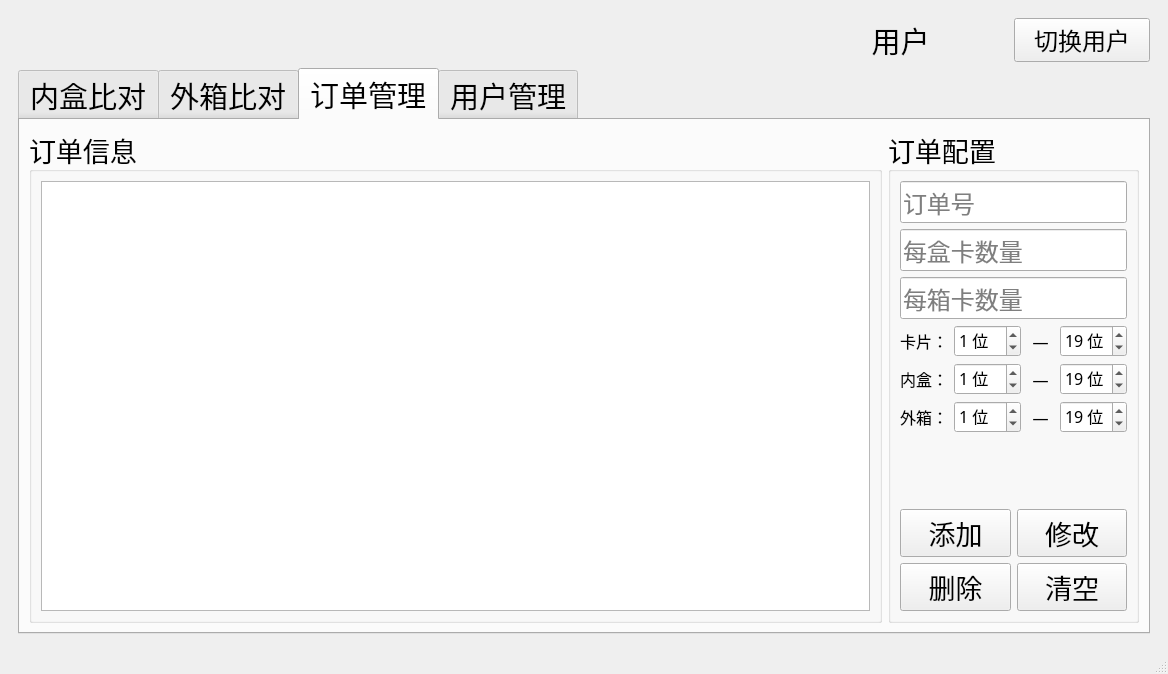
Qt form res/ui/main_window.ui (zelviner/BarcodeCompare) before a commit.
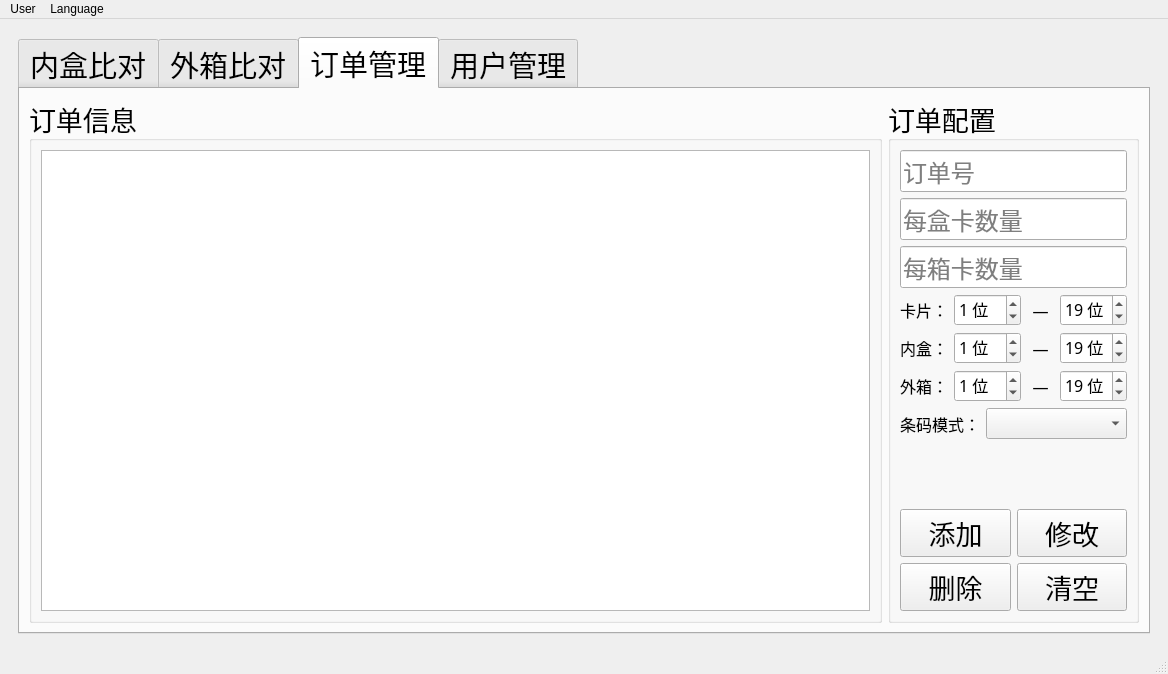
The same form after that commit. The open tabs and pages were chosen to show the change.

Commit message:
Add multi-language support and barcode mode options
Introduces internationalization with Chinese and English translations, updates the UI to support language switching, and replaces ICCID references with barcode terminology throughout the codebase. Adds barcode mode selection for orders, updates data persistence for user language and order mode, and refines table logic and error messaging. Improves code structure for better maintainability and future extensibility.

```diff
--- a/res/ui/main_window.ui
+++ b/res/ui/main_window.ui
@@ -17,66 +17,7 @@
    <layout class="QHBoxLayout" name="horizontalLayout_2">
     <item>
      <widget class="QWidget" name="widget" native="true">
-      <layout class="QVBoxLayout" name="verticalLayout">
-       <item>
-        <layout class="QHBoxLayout" name="horizontalLayout" stretch="6,1,0,1">
-         <item>
-          <spacer name="horizontalSpacer">
-           <property name="orientation">
-            <enum>Qt::Horizontal</enum>
-           </property>
-           <property name="sizeHint" stdset="0">
-            <size>
-             <width>40</width>
-             <height>20</height>
-            </size>
-           </property>
-          </spacer>
-         </item>
-         <item>
-          <widget class="QLabel" name="current_user_label">
-           <property name="font">
-            <font>
-             <family>微软雅黑</family>
-             <pointsize>22</pointsize>
-            </font>
-           </property>
-           <property name="text">
-            <string>用户</string>
-           </property>
-           <property name="alignment">
-            <set>Qt::AlignCenter</set>
-           </property>
-          </widget>
-         </item>
-         <item>
-          <spacer name="horizontalSpacer_9">
-           <property name="orientation">
-            <enum>Qt::Horizontal</enum>
-           </property>
-           <property name="sizeHint" stdset="0">
-            <size>
-             <width>40</width>
-             <height>20</height>
-            </size>
-           </property>
-          </spacer>
-         </item>
-         <item>
-          <widget class="QPushButton" name="switch_user_btn">
-           <property name="font">
-            <font>
-             <family>微软雅黑</family>
-             <pointsize>18</pointsize>
-            </font>
-           </property>
-           <property name="text">
-            <string>切换用户</string>
-           </property>
-          </widget>
-         </item>
-        </layout>
-       </item>
+      <layout class="QHBoxLayout" name="horizontalLayout">
        <item>
         <widget class="QTabWidget" name="tabWidget">
          <property name="font">
@@ -1104,6 +1045,36 @@
                 </item>
                </layout>
               </item>
+              <item>
+               <layout class="QHBoxLayout" name="horizontalLayout_26" stretch="3,7">
+                <item>
+                 <widget class="QLabel" name="label_9">
+                  <property name="font">
+                   <font>
+                    <family>微软雅黑</family>
+                    <pointsize>12</pointsize>
+                   </font>
+                  </property>
+                  <property name="text">
+                   <string>条码模式：</string>
+                  </property>
+                 </widget>
+                </item>
+                <item>
+                 <widget class="QComboBox" name="barcode_mode_combo_box">
+                  <property name="font">
+                   <font>
+                    <family>微软雅黑</family>
+                    <pointsize>12</pointsize>
+                   </font>
+                  </property>
+                  <property name="placeholderText">
+                   <string>请选择</string>
+                  </property>
+                 </widget>
+                </item>
+               </layout>
+              </item>
               <item>
                <spacer name="verticalSpacer">
                 <property name="orientation">
@@ -1295,9 +1266,24 @@
      <x>0</x>
      <y>0</y>
      <width>1168</width>
-     <height>23</height>
+     <height>22</height>
     </rect>
    </property>
+   <widget class="QMenu" name="menuLanguage">
+    <property name="title">
+     <string>User</string>
+    </property>
+    <addaction name="switch_user_action"/>
+   </widget>
+   <widget class="QMenu" name="menuLanguage_2">
+    <property name="title">
+     <string>Language</string>
+    </property>
+    <addaction name="chinese_action"/>
+    <addaction name="english_action"/>
+   </widget>
+   <addaction name="menuLanguage"/>
+   <addaction name="menuLanguage_2"/>
   </widget>
   <widget class="QStatusBar" name="statusbar"/>
   <action name="admin_action">
```
Left out of the diff: 53 changed lines with no effect on the pictures. The commit also changes 26 other files.
